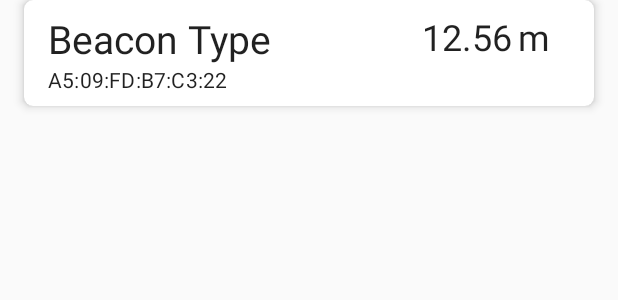
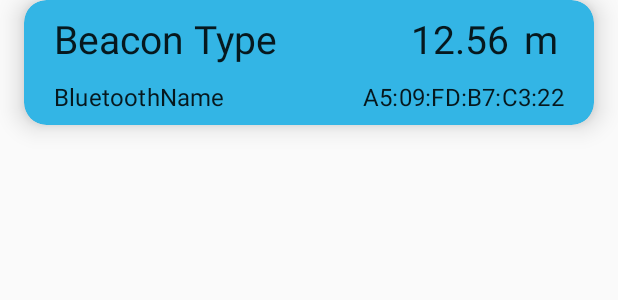
Before and after one commit to AntoninoBonanno/Android-Beacon-Museum, an Android app: the layout item_beacon.xml on its own in the app's theme, with its tools: preview values and no code run, on a phone screen of 412 x 824 dp. Shown: the top 300 px of the screen. Run offline under Robolectric (Android 15) with nearby library versions, the phone set to English and light mode, and no system bars.

Commit message:
Miglioramento grafico

```diff
--- a/app/src/main/java/com/biusobonnanno/progetto_iot/MainActivity.java
+++ b/app/src/main/java/com/biusobonnanno/progetto_iot/MainActivity.java
@@ -214,6 +214,7 @@ public class MainActivity extends AppCompatActivity implements BeaconConsumer {
             });
             ((TextView)newBeaconView.findViewById(R.id.beacon_address)).setText(findBeacon.getBluetoothAddress());
             ((TextView)newBeaconView.findViewById(R.id.beacon_type)).setText(BeaconUtility.getType(findBeacon));
+            ((TextView)newBeaconView.findViewById(R.id.beacon_name)).setText(findBeacon.getBluetoothName());
             ((TextView)newBeaconView.findViewById(R.id.beacon_distance)).setText(String.format("%.2f", findBeacon.getDistance()));
             dynamicContent.addView(newBeaconView);
         }
--- a/app/src/main/res/layout/item_beacon.xml
+++ b/app/src/main/res/layout/item_beacon.xml
@@ -1,24 +1,23 @@
-<androidx.cardview.widget.CardView
-    xmlns:android="http://schemas.android.com/apk/res/android"
+<androidx.cardview.widget.CardView xmlns:android="http://schemas.android.com/apk/res/android"
     xmlns:app="http://schemas.android.com/apk/res-auto"
     xmlns:tools="http://schemas.android.com/tools"
     android:id="@+id/card"
     android:layout_width="match_parent"
     android:layout_height="wrap_content"
-    app:cardCornerRadius="6dp"
-    app:cardElevation="4dp"
     android:layout_marginStart="16dp"
     android:layout_marginEnd="16dp"
     android:layout_marginBottom="12dp"
     android:clickable="true"
     android:focusable="true"
     android:foreground="?attr/selectableItemBackground"
-    >
+    app:cardBackgroundColor="@android:color/holo_blue_light"
+    app:cardCornerRadius="15dp"
+    app:cardElevation="10dp">
+
     <androidx.constraintlayout.widget.ConstraintLayout
         android:id="@+id/container"
         android:layout_width="match_parent"
-        android:layout_height="wrap_content"
-        >
+        android:layout_height="wrap_content">
 
         <androidx.constraintlayout.widget.ConstraintLayout
             android:id="@+id/header_container"
@@ -34,7 +33,7 @@
                 android:id="@+id/beacon_type"
                 android:layout_width="0dp"
                 android:layout_height="wrap_content"
-                android:layout_marginStart="16dp"
+                android:layout_marginStart="20dp"
                 android:layout_marginTop="8dp"
                 android:ellipsize="end"
                 android:maxLines="1"
@@ -43,7 +42,7 @@
                 app:layout_constraintEnd_toStartOf="@+id/beacon_distance"
                 app:layout_constraintStart_toStartOf="parent"
                 app:layout_constraintTop_toTopOf="parent"
-                tools:text="Beacon Type"/>
+                tools:text="Beacon Type" />
 
             <TextView
                 android:id="@+id/beacon_distance"
@@ -51,7 +50,7 @@
                 android:layout_height="wrap_content"
                 android:gravity="end"
                 android:textAppearance="?attr/textAppearanceHeadline5"
-                android:textSize="24sp"
+                android:textSize="26sp"
                 app:layout_constraintEnd_toStartOf="@+id/distance_unit"
                 app:layout_constraintTop_toTopOf="@+id/beacon_type"
                 tools:text="12.56" />
@@ -60,25 +59,40 @@
                 android:id="@+id/distance_unit"
                 android:layout_width="wrap_content"
                 android:layout_height="wrap_content"
-                android:paddingStart="4dp"
+                android:layout_marginEnd="20dp"
+                android:paddingStart="10dp"
                 android:paddingEnd="4dp"
                 android:text="@string/metters_abbreviation"
                 android:textAppearance="@style/TextAppearance.AppCompat.Body1"
-                android:textSize="24sp"
+                android:textSize="26sp"
                 app:layout_constraintBaseline_toBaselineOf="@+id/beacon_distance"
                 app:layout_constraintEnd_toEndOf="parent"
-                android:layout_marginEnd="25dp"
                 tools:layout_editor_absoluteX="306dp" />
+
+            <TextView
+                android:id="@+id/beacon_name"
+                android:layout_width="wrap_content"
+                android:layout_height="wrap_content"
+                android:layout_marginStart="20dp"
+                android:layout_marginTop="10dp"
+                android:textAppearance="?attr/textAppearanceSubtitle1"
+                android:textSize="16sp"
+                app:layout_constraintStart_toStartOf="parent"
+                app:layout_constraintTop_toBottomOf="@id/beacon_type"
+                tools:text="BluetoothName" />
+
 
             <TextView
                 android:id="@+id/beacon_address"
                 android:layout_width="wrap_content"
                 android:layout_height="wrap_content"
-                android:layout_marginStart="16dp"
+                android:layout_marginStart="20dp"
+                android:layout_marginTop="4dp"
+                android:layout_marginEnd="20dp"
                 android:textAppearance="?attr/textAppearanceSubtitle1"
-                android:textSize="14sp"
-                app:layout_constraintStart_toStartOf="parent"
-                app:layout_constraintTop_toBottomOf="@id/beacon_type"
+                android:textSize="16sp"
+                app:layout_constraintBaseline_toBaselineOf="@+id/beacon_name"
+                app:layout_constraintEnd_toEndOf="parent"
                 tools:text="A5:09:FD:B7:C3:22" />
         </androidx.constraintlayout.widget.ConstraintLayout>
 
```
